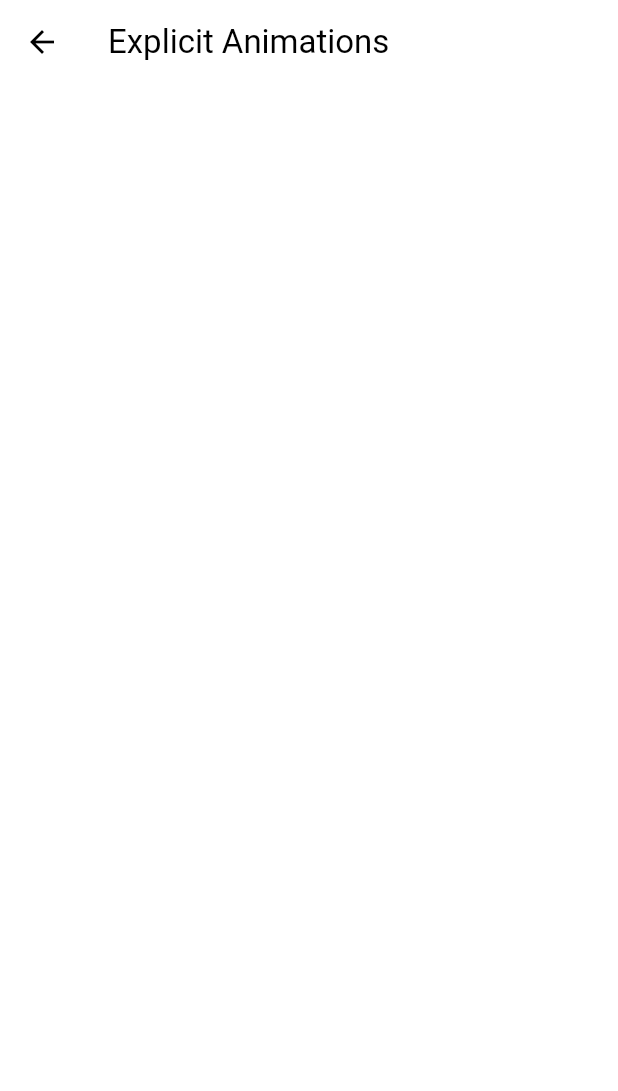
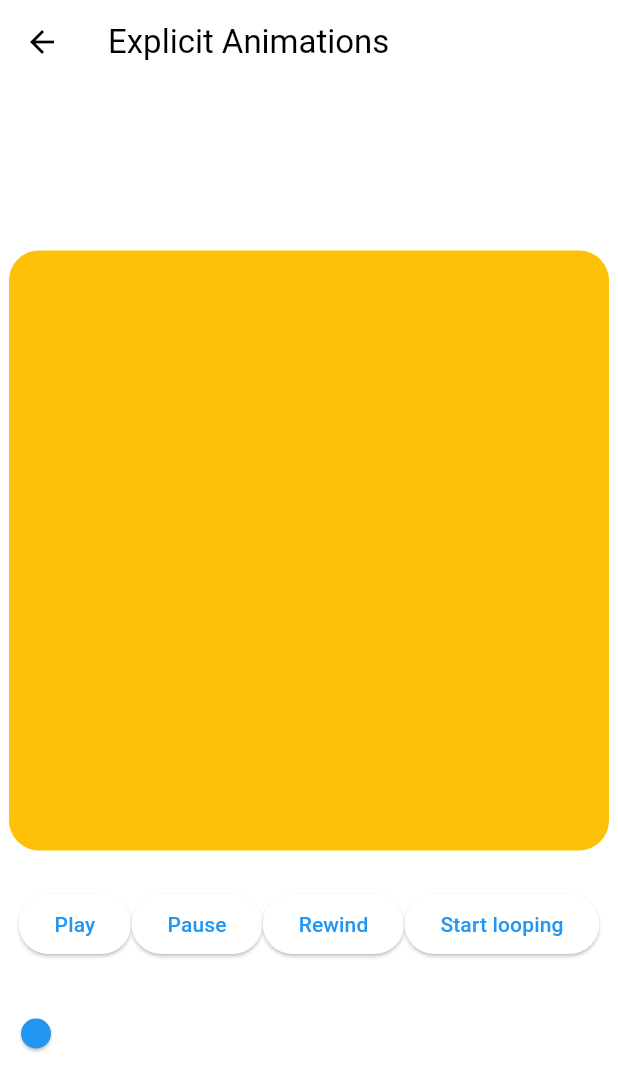
Before and after one commit to Hazka3/std_flutter_animations, a Flutter app: the ExplicitAnimationsScreen screen opened directly, on a phone screen of 412 x 824 dp. Shown: the top 1091 px of the screen. Run offline on Flutter 3.47's test engine with Material 3 defaults, Android fonts, the phone set to English and light mode, and no system bars.

Commit message:
feat: Implement explicit animation screen

```diff
--- a/lib/screens/explicit_animations_screen.dart
+++ b/lib/screens/explicit_animations_screen.dart
@@ -8,13 +8,152 @@ class ExplicitAnimationsScreen extends StatefulWidget {
       _ExplicitAnimationsScreenState();
 }
 
-class _ExplicitAnimationsScreenState extends State<ExplicitAnimationsScreen> {
+class _ExplicitAnimationsScreenState extends State<ExplicitAnimationsScreen>
+    with SingleTickerProviderStateMixin {
+  final ValueNotifier _range = ValueNotifier(0.0);
+
+  late final AnimationController _animationController = AnimationController(
+    vsync: this,
+    duration: const Duration(seconds: 2),
+    reverseDuration: const Duration(seconds: 1),
+  )..addListener(() {
+      _range.value = _animationController.value;
+    });
+
+  late final Animation<Decoration> _decoration = DecorationTween(
+    begin: BoxDecoration(
+      color: Colors.amber,
+      borderRadius: BorderRadius.circular(20),
+    ),
+    end: BoxDecoration(
+      color: Colors.red,
+      borderRadius: BorderRadius.circular(120),
+    ),
+  ).animate(_curve);
+
+  late final Animation<double> _rotation = Tween(
+    begin: 0.0,
+    end: 0.5,
+  ).animate(_curve);
+
+  late final Animation<double> _scale = Tween(
+    begin: 1.0,
+    end: 1.1,
+  ).animate(_curve);
+
+  late final Animation<Offset> _offset = Tween(
+    begin: Offset.zero,
+    end: const Offset(0.0, -0.2),
+  ).animate(_curve);
+
+  late final CurvedAnimation _curve = CurvedAnimation(
+    parent: _animationController,
+    curve: Curves.elasticOut,
+    reverseCurve: Curves.bounceOut,
+  );
+
+  void _play() {
+    _animationController.forward();
+  }
+
+  void _pause() {
+    _animationController.stop();
+  }
+
+  void _rewind() {
+    _animationController.reverse();
+  }
+
+  @override
+  void dispose() {
+    _animationController.dispose();
+    super.dispose();
+  }
+
+  void _onChanged(double value) {
+    _animationController.value = value;
+  }
+
+  bool _looping = false;
+
+  void _toggleLooping() {
+    if (_looping) {
+      _animationController.stop();
+    } else {
+      _animationController.repeat(reverse: true);
+    }
+    setState(() {
+      _looping = !_looping;
+    });
+  }
+
   @override
   Widget build(BuildContext context) {
     return Scaffold(
       appBar: AppBar(
         title: const Text('Explicit Animations'),
       ),
+      body: Center(
+        child: Column(
+          mainAxisAlignment: MainAxisAlignment.center,
+          children: [
+            SlideTransition(
+              position: _offset,
+              child: ScaleTransition(
+                scale: _scale,
+                child: RotationTransition(
+                  turns: _rotation,
+                  child: DecoratedBoxTransition(
+                    decoration: _decoration,
+                    child: const SizedBox(
+                      height: 400,
+                      width: 400,
+                    ),
+                  ),
+                ),
+              ),
+            ),
+            const SizedBox(
+              height: 25,
+            ),
+            Row(
+              mainAxisAlignment: MainAxisAlignment.center,
+              children: [
+                ElevatedButton(
+                  onPressed: _play,
+                  child: const Text("Play"),
+                ),
+                ElevatedButton(
+                  onPressed: _pause,
+                  child: const Text("Pause"),
+                ),
+                ElevatedButton(
+                  onPressed: _rewind,
+                  child: const Text("Rewind"),
+                ),
+                ElevatedButton(
+                  onPressed: _toggleLooping,
+                  child: Text(
+                    _looping ? "Stop looping" : "Start looping",
+                  ),
+                ),
+              ],
+            ),
+            const SizedBox(
+              height: 25,
+            ),
+            ValueListenableBuilder(
+              valueListenable: _range,
+              builder: (context, value, child) {
+                return Slider(
+                  value: value,
+                  onChanged: _onChanged,
+                );
+              },
+            ),
+          ],
+        ),
+      ),
     );
   }
 }
```
